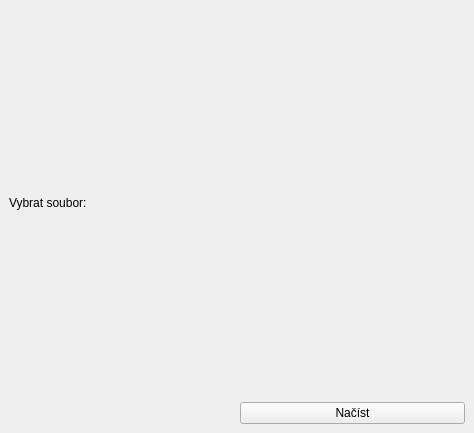
This is GTFS_dockwidget_base.ui in ctu-geoforall-lab/qgis-gtfs-plugin as Qt 5 draws it before an edit. The edited form follows.
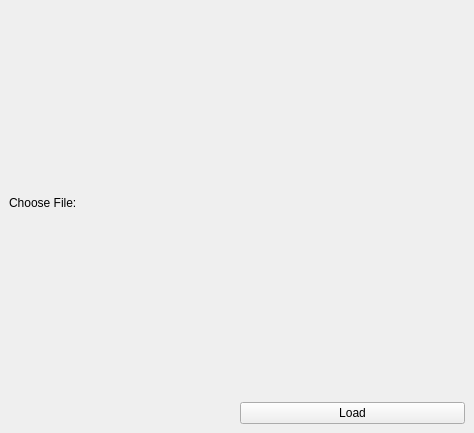
This is the edited form. Custom widgets are drawn as their Qt base class.

Commit message: English translation of dockwidget

```diff
--- a/GTFS_dockwidget_base.ui
+++ b/GTFS_dockwidget_base.ui
@@ -18,14 +18,14 @@
     <item row="0" column="0">
      <widget class="QLabel" name="label_3">
       <property name="text">
-       <string>Vybrat soubor:</string>
+       <string>Choose File:</string>
       </property>
      </widget>
     </item>
     <item row="1" column="2">
      <widget class="QPushButton" name="submit">
       <property name="text">
-       <string>Načíst</string>
+       <string>Load</string>
       </property>
      </widget>
     </item>
```
Left out of the diff: 6 changed lines with no effect on the pictures.
